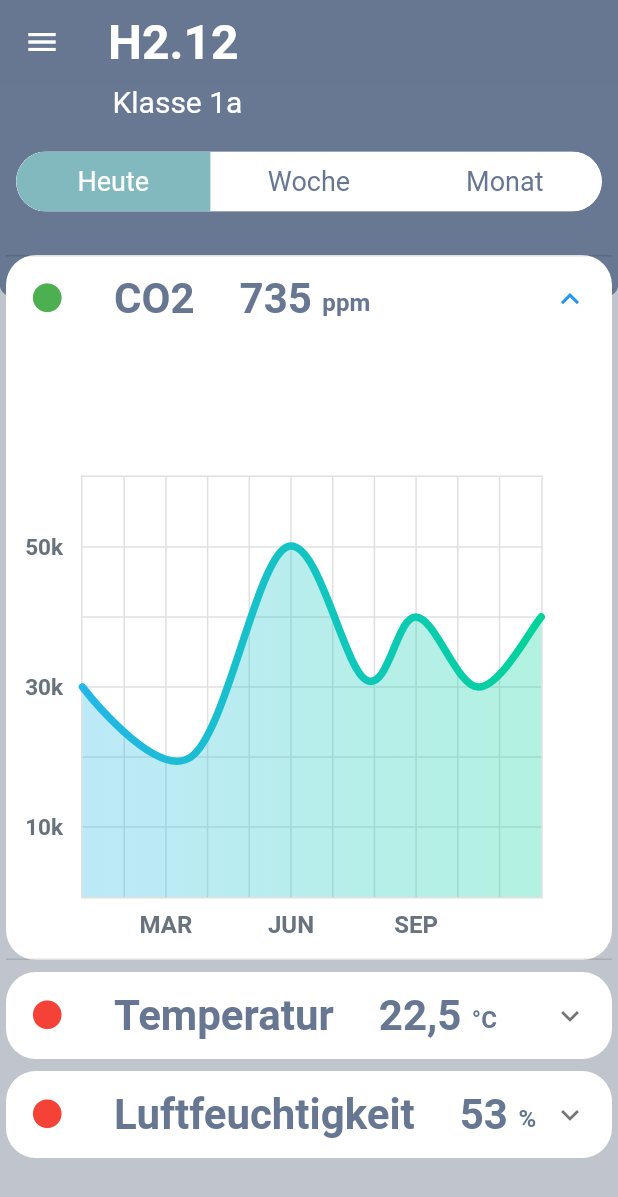
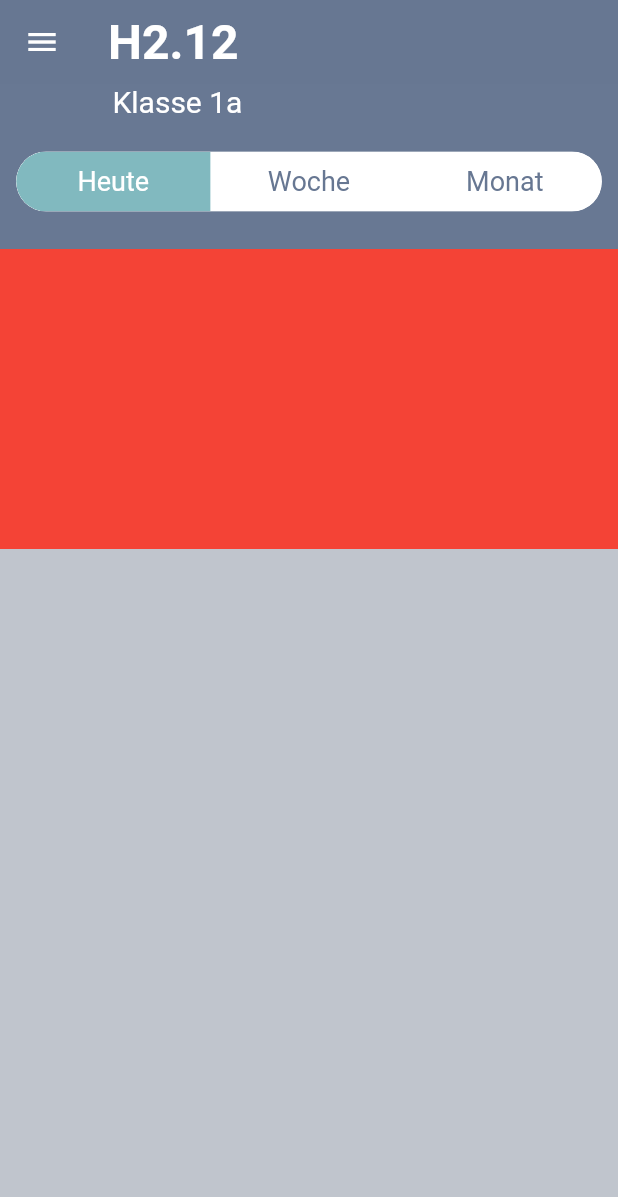
Before and after one commit to lisaschulzke/coTWO_flutter, a Flutter app: the Detail screen opened directly, after a tap on "Heute", on a phone screen of 412 x 824 dp. Shown: the top 1197 px of the screen. Run offline on Flutter 3.47's test engine with Material 2 defaults, Android fonts, the phone set to English and light mode, and no system bars; drawn by our look-alikes of fl_chart, toggle_switch; our stand-ins replace animated_background; missing offline and left inert: qr_mobile_vision.

```diff
--- a/lib/detail.dart
+++ b/lib/detail.dart
@@ -1,6 +1,8 @@
 import 'package:co_two/compnents/custom_scaffold.dart';
+import 'package:co_two/compnents/empty_screen.dart';
 import 'package:co_two/compnents/graph.dart';
 import 'package:fl_chart/fl_chart.dart';
+import 'package:flutter/foundation.dart';
 import 'package:flutter/material.dart';
 import 'package:toggle_switch/toggle_switch.dart';
 
@@ -11,9 +13,23 @@ class Detail extends StatefulWidget {
 
 class _DetailState extends State<Detail> {
   List<bool> _selections = List.generate(3, (_) => false);
+  bool _active = false;
+
+  void _toggleActiveState(int index) {
+    setState(() {
+      if (_active) {
+        _active = false;
+        print(_active);
+        print(index);
+      } else {
+        _active = true;
+      }
+    });
+  }
 
   @override
   Widget build(BuildContext context) {
+    print(_active);
     return CustomScaffold(
       title: "H2.12",
       subtitle: "Klasse 1a",
@@ -36,141 +52,23 @@ class _DetailState extends State<Detail> {
                   labels: ["Heute", "Woche", "Monat"],
                   activeBgColor: Color(0xff81B9BF),
                   inactiveBgColor: Colors.white,
-                  onToggle: (index) {
-                    print("switched to $index");
-                  },
+                  onToggle: _toggleActiveState,
                 ),
-                // child: ToggleButtons(
-                //   children: [
-                //     Container(
-                //         width: MediaQuery.of(context).size.width * 0.25,
-                //         child: Center(
-                //             child: Text(
-                //           "heute",
-                //           style: TextStyle(
-                //               fontSize: 18, fontWeight: FontWeight.bold),
-                //         ))),
-                //     Container(
-                //         decoration: BoxDecoration(
-                //             color: ToggleButtons.onPressed()
-                //                 ? Color(0xff81B9BF)
-                //                 : Colors.white),
-                //         width: MediaQuery.of(context).size.width * 0.25,
-                //         child: Center(
-                //             child: Text(
-                //           "Woche",
-                //           style: TextStyle(
-                //               fontSize: 18, fontWeight: FontWeight.bold),
-                //         ))),
-                //     Container(
-                //         width: MediaQuery.of(context).size.width * 0.25,
-                //         child: Center(
-                //             child: Text(
-                //           "Monat",
-                //           style: TextStyle(
-                //               fontSize: 18, fontWeight: FontWeight.bold),
-                //         ))),
-                //   ],
-                //   highlightColor: Colors.white,
-                //   fillColor: Color(0xff81B9BF),
-                //   borderRadius: BorderRadius.circular(20),
-                //   borderColor: Colors.white,
-                //   selectedColor: Colors.white,
-                //   borderWidth: 0.1,
-                //   color: Colors.white,
-                //   // color: Theme.of(context).primaryColor,
-                //   isSelected: _selections,
-                //   onPressed: (int index) {
-                //     setState(() {
-                //       _selections[index] = !_selections[index];
-                //     });
-                //   },
-                //   renderBorder: true,
-                // ),
               ),
             ),
             Container(
               child: Expanded(
                 child: SingleChildScrollView(
                   child: Container(
-                    child: Center(
+                    child: (_active
+                              ? Container(
+                                height: 200,
+                                width: 200,
+                                color: Colors.red,
+                              )
+                              : Center(
                       child: Column(
                         children: [
-                          // Card(
-                          //   child: Container(
-                          //     height: MediaQuery.of(context).size.height / 2.09,
-                          //     width: MediaQuery.of(context).size.width / 1.05,
-                          //     child: Column(
-                          //       children: [
-                          //         Stack(
-                          //           children: [
-                          //             ExpansionTile(
-                          //               title: Text("CO2"),
-                          //               leading: Icon(Icons.circle),
-                          //                                                     children: [
-                          //                 Row(
-                          //                   children: [
-                          //                     Container(
-                          //                       height: 20,
-                          //                       width: 20,
-                          //                       // margin: EdgeInsets.only(right: 15),
-                          //                       decoration: BoxDecoration(
-                          //                           borderRadius:
-                          //                               BorderRadius.circular(100),
-                          //                           color: Colors.red),
-                          //                     ),
-                          //                     Text(
-                          //                       "CO2",
-                          //                       style: TextStyle(
-                          //                           color: Theme.of(context)
-                          //                               .primaryColor,
-                          //                           fontSize: 28,
-                          //                           fontWeight: FontWeight.bold),
-                          //                     ),
-                          //                     Container(
-                          //                       margin: EdgeInsets.only(left: 90),
-                          //                       child: Text(
-                          //                         "730",
-                          //                         style: TextStyle(
-                          //                             color: Theme.of(context)
-                          //                                 .primaryColor,
-                          //                             fontSize: 28,
-                          //                             fontWeight: FontWeight.bold),
-                          //                       ),
-                          //                     ),
-                          //                     Container(
-                          //                       margin: EdgeInsets.only(left: 8),
-                          //                       child: Text(
-                          //                         "ppm",
-                          //                         style: TextStyle(
-                          //                             color: Theme.of(context)
-                          //                                 .primaryColor,
-                          //                             fontSize: 20,
-                          //                             fontWeight: FontWeight.bold),
-                          //                       ),
-                          //                     ),
-                          //                   ],
-                          //                 ),
-                          //               ],
-                          //             ),
-                          //             Container(
-                          //               margin: EdgeInsets.only(
-                          //                   top: 90, bottom: 10),
-                          //               child: LineChartSample2(),
-                          //             ),
-                          //           ],
-                          //         ),
-                          //       ],
-                          //     ),
-                          //     margin: EdgeInsets.all(20),
-                          //   ),
-                          //   elevation: 0,
-                          //   color: Colors.white,
-                          //   shape: RoundedRectangleBorder(
-                          //     side: BorderSide(color: Colors.white70, width: 1),
-                          //     borderRadius: BorderRadius.circular(20),
-                          //   ),
-                          // ),
                           Card(
                                   elevation: 0,
                                   shape: RoundedRectangleBorder(
@@ -184,7 +82,8 @@ class _DetailState extends State<Detail> {
                                           child: Text(
                                             "CO2",
                                             style: TextStyle(
-                                          color: Theme.of(context).primaryColor,
+                                              color: Theme.of(context)
+                                                  .primaryColor,
                                               fontSize: 28,
                                               fontWeight: FontWeight.bold,
                                             ),
@@ -195,18 +94,21 @@ class _DetailState extends State<Detail> {
                                           child: Text(
                                             "735",
                                             style: TextStyle(
-                                          color: Theme.of(context).primaryColor,
+                                              color: Theme.of(context)
+                                                  .primaryColor,
                                               fontSize: 28,
                                               fontWeight: FontWeight.bold,
                                             ),
                                           ),
                                         ),
                                         Container(
-                                      margin: EdgeInsets.only(left: 7, top: 5),
+                                          margin:
+                                              EdgeInsets.only(left: 7, top: 5),
                                           child: Text(
                                             "ppm",
                                             style: TextStyle(
-                                          color: Theme.of(context).primaryColor,
+                                              color: Theme.of(context)
+                                                  .primaryColor,
                                               fontSize: 16,
                                               fontWeight: FontWeight.bold,
                                             ),
@@ -221,9 +123,11 @@ class _DetailState extends State<Detail> {
                                     ),
                                     children: [
                                       Container(
-                                    height: MediaQuery.of(context).size.height *
+                                        height:
+                                            MediaQuery.of(context).size.height *
                                                 0.5,
-                                    width: MediaQuery.of(context).size.width,
+                                        width:
+                                            MediaQuery.of(context).size.width,
                                         margin: EdgeInsets.only(right: 15),
                                         child: Stack(
                                           children: [
@@ -369,7 +273,7 @@ class _DetailState extends State<Detail> {
                               ))
                         ],
                       ),
-                    ),
+                    )),
                   ),
                 ),
               ),
```
Also changed, not shown: lib/compnents/empty_screen.dart (added, +17 -0 lines). Lines whose indentation alone changed are shown as unchanged.
